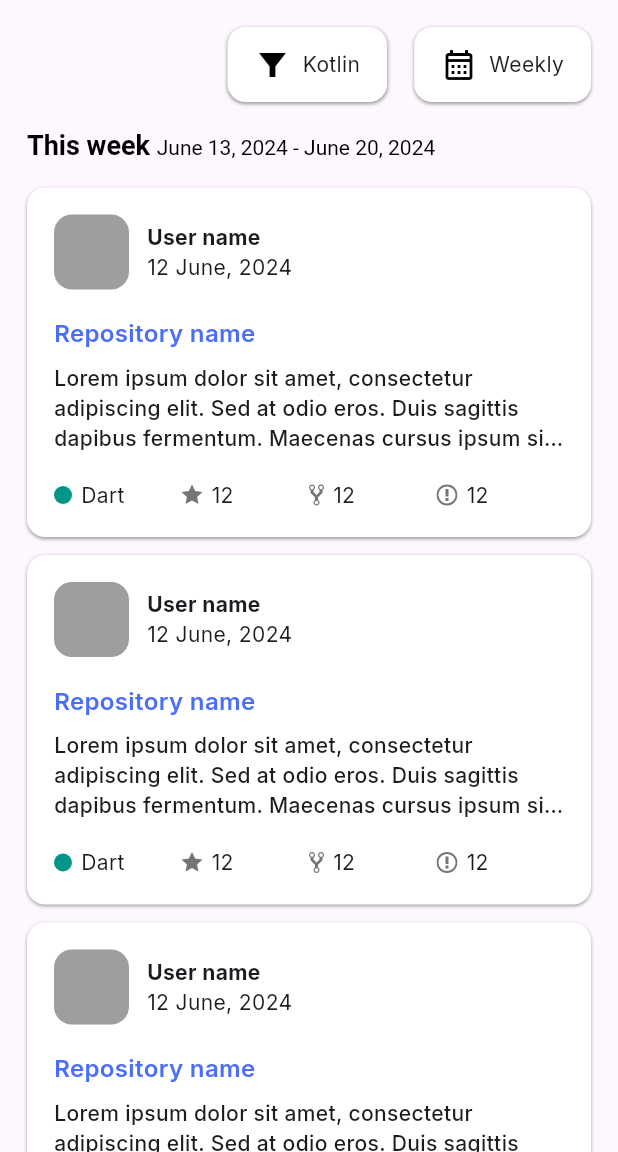
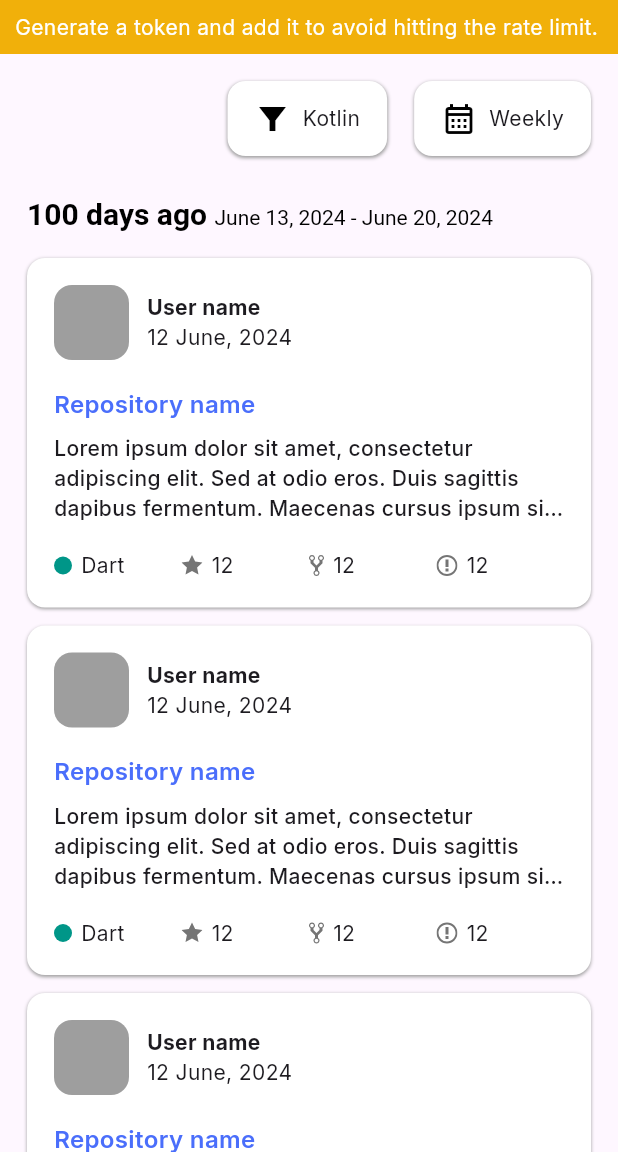
Before and after one commit to GnuaAruht/GitHunt_Flutter, a Flutter app: the screen it shows after launch, on a phone screen of 412 x 824 dp, the part 84-1236 px from its top. Run offline on Flutter 3.47's test engine with Material 3 defaults, Android fonts, the phone set to English and light mode, and no system bars; our stand-ins replace dio, flutter_smart_dialog, flutter_svg, freezed_annotation, get_it, go_router and 3 more; accounts and stored records are empty; generated files the repository leaves out were written again.

Commit message:
add token alert banner and enter token dialog

```diff
--- a/lib/features/main/main_page.dart
+++ b/lib/features/main/main_page.dart
@@ -1,9 +1,9 @@
 import 'dart:developer';
-
 import 'package:flutter/material.dart';
+import 'package:flutter_smart_dialog/flutter_smart_dialog.dart';
 import 'package:flutter_svg/flutter_svg.dart';
+import 'package:githunt_flutter/core/const/ui_const.dart';
 import 'package:githunt_flutter/core/config/date_filter.dart';
-import 'package:githunt_flutter/core/const/ui_const.dart';
 import 'package:githunt_flutter/features/language/language_filter_bottom_sheet.dart';
 
 part 'widget/app_bar.dart';
@@ -14,23 +14,42 @@ part 'widget/filter_menu.dart';
 
 part 'widget/reload_button.dart';
 
+part 'widget/repos_content.dart';
+
+part 'widget/list_status.dart';
+
+part 'widget/enter_token_dialog.dart';
+
+part 'widget/token_alert.dart';
+
+
 class MainPage extends StatelessWidget {
   const MainPage({super.key});
 
   @override
   Widget build(BuildContext context) {
-    return Scaffold(
-      appBar: const _AppBar(),
+    return const Scaffold(
+      appBar: _AppBar(),
       body: SingleChildScrollView(
-        padding: const EdgeInsets.all(defaultPadding),
+        physics: ClampingScrollPhysics(),
         child: Column(
           children: [
-            const _FilterMenu(),
-            const SizedBox(height: defaultPadding),
-            const _RepoListWidget(),
-            const SizedBox(height: defaultPadding),
-            _ReloadButton(onPressed: () {}),
-            const SizedBox(height: defaultPadding),
+            _TokenAlertWidget(),
+            Padding(
+              padding: EdgeInsets.all(defaultPadding),
+              child: Column(
+                children: [
+                  _FilterMenu(),
+                  SizedBox(height: defaultPadding * 1.5),
+                  _ReposContent(),
+                  SizedBox(height: defaultPadding * 2),
+                  _ReposContent(),
+                  SizedBox(height: defaultPadding * 2),
+                  _ListStatusWidget(),
+                ],
+              ),
+            ),
+            SizedBox(height: defaultPadding),
           ],
         ),
       ),
--- a/lib/features/main/widget/repo_list.dart
+++ b/lib/features/main/widget/repo_list.dart
@@ -5,20 +5,13 @@ class _RepoListWidget extends StatelessWidget {
 
   @override
   Widget build(BuildContext context) {
-    return Column(
-      crossAxisAlignment: CrossAxisAlignment.start,
-      children: [
-        const _RepoListTitleWidget(),
-        const SizedBox(height: defaultPadding),
-        ListView.separated(
-          itemCount: 10,
-          shrinkWrap: true,
-          physics: const NeverScrollableScrollPhysics(),
-          padding: EdgeInsets.zero,
-          separatorBuilder: (context, index) => const SizedBox(height: 12.0),
-          itemBuilder: (context, index) => const _RepoItemWidget(),
-        ),
-      ],
+    return ListView.separated(
+      itemCount: 3,
+      shrinkWrap: true,
+      physics: const NeverScrollableScrollPhysics(),
+      padding: EdgeInsets.zero,
+      separatorBuilder: (context, index) => const SizedBox(height: 12.0),
+      itemBuilder: (context, index) => const _RepoItemWidget(),
     );
   }
 }
@@ -29,13 +22,15 @@ class _RepoListTitleWidget extends StatelessWidget {
   @override
   Widget build(BuildContext context) {
     return RichText(
+      maxLines: 2,
+      overflow: TextOverflow.ellipsis,
       text: const TextSpan(
         style: TextStyle(
           color: Colors.black,
-          fontSize: 18.0,
+          fontSize: 20.0,
           fontWeight: FontWeight.w600,
         ),
-        text: 'This week\t',
+        text: '100 days ago\t',
         children: [
           TextSpan(
             text: 'June 13, 2024 - June 20, 2024',
--- /dev/null
+++ b/lib/features/main/widget/repos_content.dart
@@ -0,0 +1,17 @@
+part of '../main_page.dart';
+
+class _ReposContent extends StatelessWidget {
+  const _ReposContent({super.key});
+
+  @override
+  Widget build(BuildContext context) {
+    return const Column(
+      crossAxisAlignment: CrossAxisAlignment.start,
+      children: [
+        _RepoListTitleWidget(),
+        SizedBox(height: defaultPadding),
+        _RepoListWidget(),
+      ],
+    );
+  }
+}
--- /dev/null
+++ b/lib/features/main/widget/token_alert.dart
@@ -0,0 +1,24 @@
+part of '../main_page.dart';
+
+class _TokenAlertWidget extends StatelessWidget {
+  const _TokenAlertWidget({super.key});
+
+  @override
+  Widget build(BuildContext context) {
+    return GestureDetector(
+      onTap: () => _EnterTokenDialog.show(context),
+      child: Container(
+        width: double.infinity,
+        color: const Color(0xFFF1B00A),
+        padding: const EdgeInsets.symmetric(
+          horizontal: 10.0,
+          vertical: 8.0,
+        ),
+        child: const Text(
+          "Generate a token and add it to avoid hitting the rate limit.",
+          style: TextStyle(color: Colors.white),
+        ),
+      ),
+    );
+  }
+}
--- a/lib/main.dart
+++ b/lib/main.dart
@@ -1,5 +1,6 @@
 import 'package:flutter/material.dart';
 import 'package:flutter/services.dart';
+import 'package:flutter_smart_dialog/flutter_smart_dialog.dart';
 import 'package:githunt_flutter/core/config/app_theme.dart';
 import 'package:githunt_flutter/core/config/injector.dart';
 import 'package:githunt_flutter/core/config/route_config.dart';
@@ -12,9 +13,7 @@ void main() async {
       DeviceOrientation.portraitDown,
     ],
   );
-
   await initDependencies();
-
   runApp(const GitHuntApp());
 }
 
@@ -27,6 +26,8 @@ class GitHuntApp extends StatelessWidget {
       title: 'Flutter GitHunt',
       theme: AppTheme.buildLightTheme(),
       routerConfig: appRouter,
+      builder: FlutterSmartDialog.init(),
     );
   }
+
 }
--- a/pubspec.yaml
+++ b/pubspec.yaml
@@ -22,6 +22,7 @@ dependencies:
   isar: ^3.1.0+1
   isar_flutter_libs: ^3.1.0+1
   path_provider: ^2.0.15
+  flutter_smart_dialog: ^4.9.7+7
 
 dev_dependencies:
   flutter_test:
```
Also changed, not shown: lib/features/main/widget/app_bar.dart (+12 -6 lines), lib/features/main/widget/enter_token_dialog.dart (added, +108 -0 lines), lib/features/main/widget/list_status.dart (added, +11 -0 lines), pubspec.lock.
